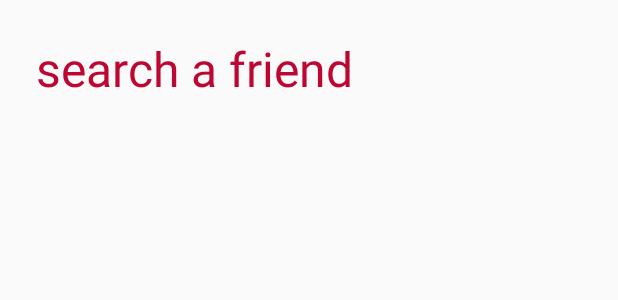
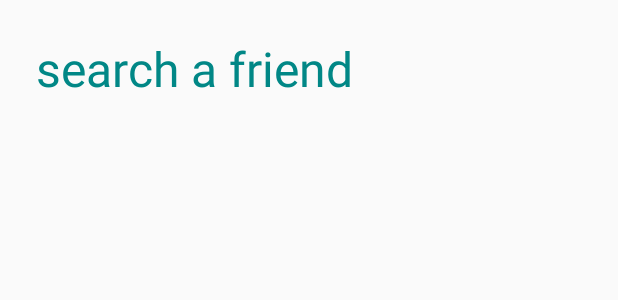
Before and after one commit to josh7144/odev, an Android app: the layout activity_search_friends.xml on its own in the app's theme, with its tools: preview values and no code run, on a phone screen of 412 x 824 dp. Shown: the top 300 px of the screen. Run offline under Robolectric (Android 15) with nearby library versions, the phone set to English and light mode, and no system bars.

Commit message:
cambio el color de titulo

```diff
--- a/app/src/main/res/layout/activity_search_friends.xml
+++ b/app/src/main/res/layout/activity_search_friends.xml
@@ -11,7 +11,7 @@
         android:layout_margin="@dimen/space_large"
         android:text="@string/feat_search_friends_title"
         style="@style/TheSocialNetwork.TextStyle.Title"
-
+        android:textColor="@color/teal_700"
         app:layout_constraintEnd_toEndOf="parent"
         app:layout_constraintStart_toStartOf="parent"
         app:layout_constraintTop_toTopOf="parent"/>
```
